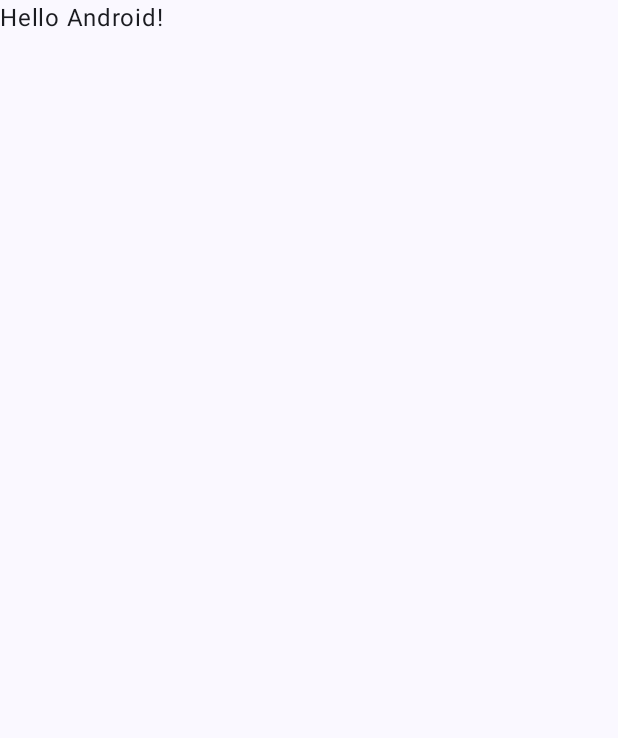
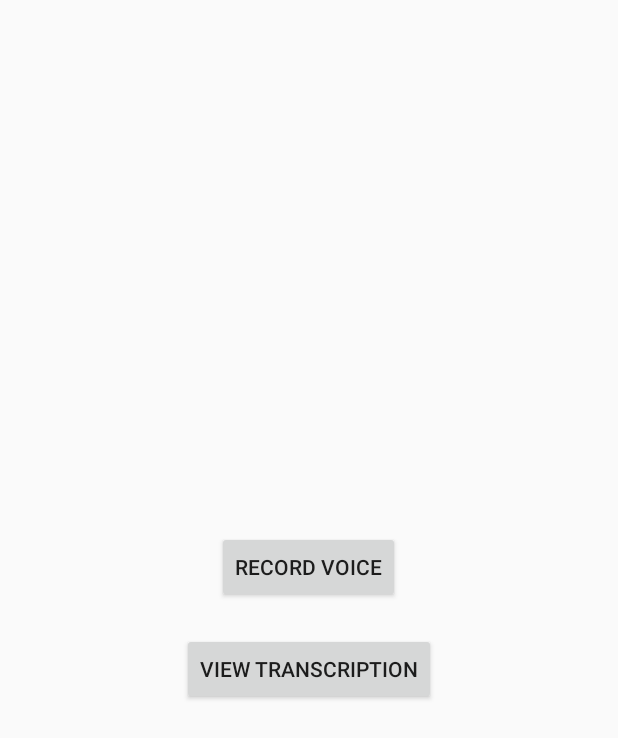
Before and after one commit to yabyer1/YabVoice, an Android app built with Jetpack Compose: the screen it shows after launch (MainActivity), on a phone screen of 412 x 824 dp. Before the commit the part shown is almost empty. Shown: the top 738 px of the screen. Run offline under Robolectric (Android 15) with nearby library versions, the light colour scheme and no system bars.

Commit message:
Recording, Transcription, Main Activity

```diff
--- a/AudioInput/app/build.gradle.kts
+++ b/AudioInput/app/build.gradle.kts
@@ -59,11 +59,13 @@ dependencies {
     implementation(libs.androidx.ui.graphics)
     implementation(libs.androidx.ui.tooling.preview)
     implementation(libs.androidx.material3)
+    implementation(libs.androidx.appcompat)
     testImplementation(libs.junit)
     androidTestImplementation(libs.androidx.junit)
     androidTestImplementation(libs.androidx.espresso.core)
     androidTestImplementation(platform(libs.androidx.compose.bom))
     androidTestImplementation(libs.androidx.ui.test.junit4)
     debugImplementation(libs.androidx.ui.tooling)
+    implementation(libs.okhttp) // Use the latest version
     debugImplementation(libs.androidx.ui.test.manifest)
 }
--- a/AudioInput/app/src/main/java/com/example/audioinput/MainActivity.kt
+++ b/AudioInput/app/src/main/java/com/example/audioinput/MainActivity.kt
@@ -1,12 +1,9 @@
 package com.example.audioinput
 
+import android.content.Intent
 import android.os.Bundle
+import android.widget.Button
 import androidx.activity.ComponentActivity
-import androidx.activity.compose.setContent
-import androidx.activity.enableEdgeToEdge
-import androidx.compose.foundation.layout.fillMaxSize
-import androidx.compose.foundation.layout.padding
-import androidx.compose.material3.Scaffold
 import androidx.compose.material3.Text
 import androidx.compose.runtime.Composable
 import androidx.compose.ui.Modifier
@@ -16,18 +13,21 @@ import com.example.audioinput.ui.theme.AudioInputTheme
 class MainActivity : ComponentActivity() {
     override fun onCreate(savedInstanceState: Bundle?) {
         super.onCreate(savedInstanceState)
-        enableEdgeToEdge()
-        setContent {
-            AudioInputTheme {
-                Scaffold(modifier = Modifier.fillMaxSize()) { innerPadding ->
-                    Greeting(
-                        name = "Android",
-                        modifier = Modifier.padding(innerPadding)
-                    )
-                }
-            }
+        setContentView(R.layout.activity_main)
+
+        val recordButton: Button = findViewById(R.id.btnRecord)
+        val viewTranscriptionButton: Button = findViewById(R.id.btnViewTranscription)
+        recordButton.setOnClickListener {
+            val intent = Intent(this, RecordingActivity::class.java)
+            startActivity(intent)
+        }
+        viewTranscriptionButton.setOnClickListener {
+            val intent = Intent(this, TranscriptionActivity::class.java)
+            startActivity(intent)
         }
     }
+
+
 }
 
 @Composable
--- /dev/null
+++ b/AudioInput/app/src/main/res/layout/activity_main.xml
@@ -0,0 +1,20 @@
+<LinearLayout xmlns:android="http://schemas.android.com/apk/res/android"
+    android:layout_width="match_parent"
+    android:layout_height="match_parent"
+    android:orientation="vertical"
+    android:gravity="center"
+    android:padding="20dp">
+
+    <Button
+        android:id="@+id/btnRecord"
+        android:layout_width="wrap_content"
+        android:layout_height="wrap_content"
+        android:text="@string/record_voice" />
+
+    <Button
+        android:id="@+id/btnViewTranscription"
+        android:layout_width="wrap_content"
+        android:layout_height="wrap_content"
+        android:text="@string/view_transcription"
+        android:layout_marginTop="20dp" />
+</LinearLayout>
--- a/AudioInput/app/src/main/res/values/strings.xml
+++ b/AudioInput/app/src/main/res/values/strings.xml
@@ -1,3 +1,5 @@
 <resources>
     <string name="app_name">AudioInput</string>
+    <string name="record_voice">Record Voice</string>
+    <string name="view_transcription">View Transcription</string>
 </resources>
--- a/AudioInput/gradle/libs.versions.toml
+++ b/AudioInput/gradle/libs.versions.toml
@@ -8,6 +8,8 @@ espressoCore = "3.6.1"
 lifecycleRuntimeKtx = "2.8.7"
 activityCompose = "1.9.3"
 composeBom = "2024.04.01"
+appcompat = "1.7.0"
+okhttp = "4.12.0"
 
 [libraries]
 androidx-core-ktx = { group = "androidx.core", name = "core-ktx", version.ref = "coreKtx" }
@@ -24,6 +26,8 @@ androidx-ui-tooling-preview = { group = "androidx.compose.ui", name = "ui-toolin
 androidx-ui-test-manifest = { group = "androidx.compose.ui", name = "ui-test-manifest" }
 androidx-ui-test-junit4 = { group = "androidx.compose.ui", name = "ui-test-junit4" }
 androidx-material3 = { group = "androidx.compose.material3", name = "material3" }
+androidx-appcompat = { group = "androidx.appcompat", name = "appcompat", version.ref = "appcompat" }
+okhttp = { module = "com.squareup.okhttp3:okhttp", version.ref = "okhttp" }
 
 [plugins]
 android-application = { id = "com.android.application", version.ref = "agp" }
```
Also changed, not shown: AudioInput/app/src/main/java/com/example/audioinput/RecordingActivity.kt (added, +66 -0 lines), AudioInput/app/src/main/java/com/example/audioinput/TranscriptionActivity.kt (added, +62 -0 lines), AudioInput/app/src/main/res/layout/activity_recording.xml (added, +13 -0 lines), AudioInput/app/src/main/res/layout/activity_transcription.xml (added, +16 -0 lines).
